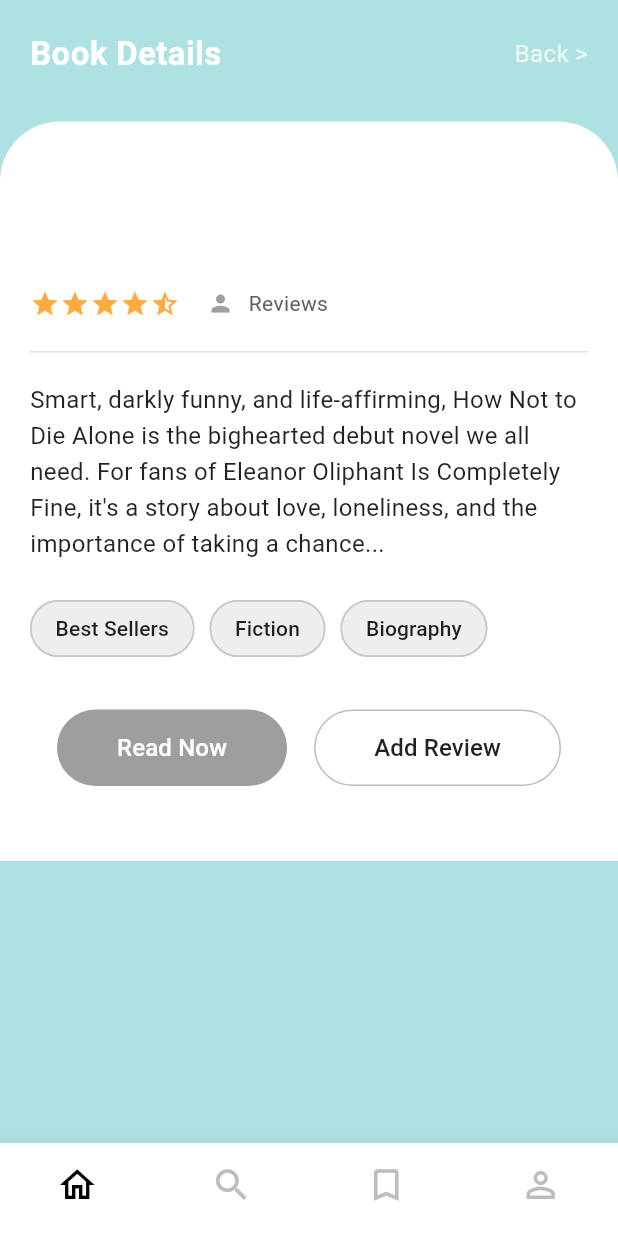
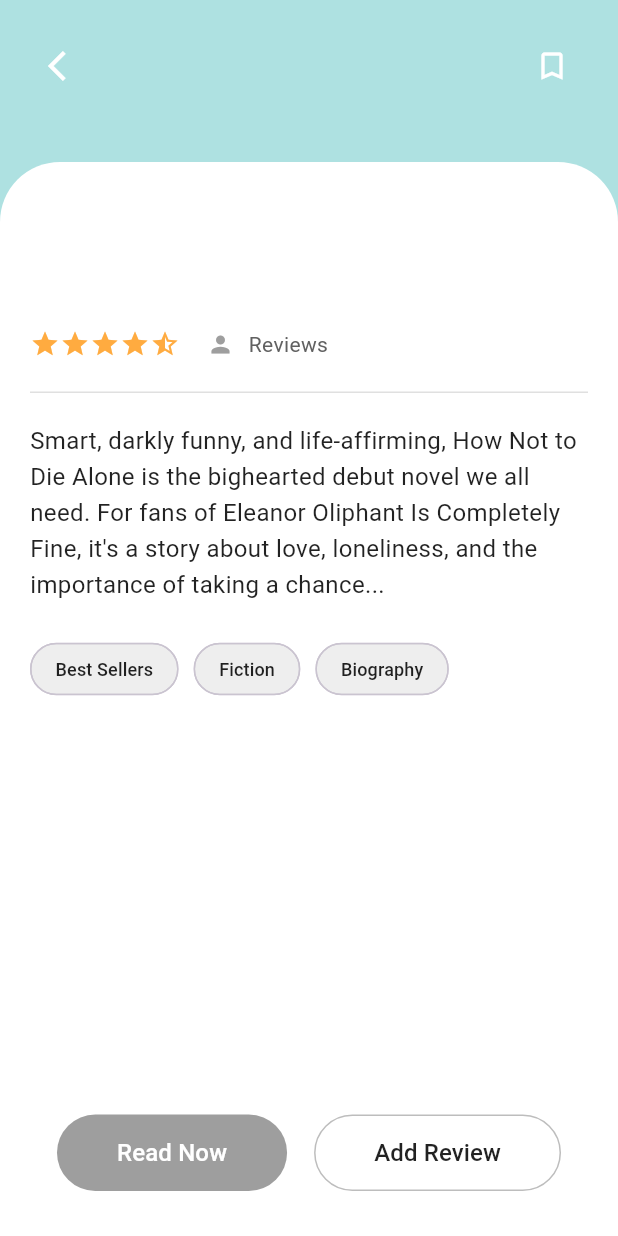
Before and after one commit to dustycd/readerapp_design, a Flutter app: the BookDetailsPage screen opened directly with empty values, on a phone screen of 412 x 824 dp. Run offline on Flutter 3.47's test engine with Material 3 defaults, Android fonts, the phone set to English and light mode, and no system bars.

Commit message:
fixed details of specific books, still need to implement a container image over the original container

```diff
--- a/lib/book_details_page.dart
+++ b/lib/book_details_page.dart
@@ -1,5 +1,4 @@
 import 'package:flutter/material.dart';
-import 'custom_bottom_navbar.dart';
 import 'model/book.dart';
 
 class BookDetailsPage extends StatefulWidget {
@@ -11,14 +10,7 @@ class BookDetailsPage extends StatefulWidget {
 }
 
 class BookDetailsPageState extends State<BookDetailsPage> {
-  int _currentIndex = 0;
   final Color topBackgroundColor = const Color(0xFFAEE1E1);
-
-  void _onTabTapped(int index) {
-    setState(() {
-      _currentIndex = index;
-    });
-  }
 
   @override
   Widget build(BuildContext context) {
@@ -26,47 +18,36 @@ class BookDetailsPageState extends State<BookDetailsPage> {
 
     return Scaffold(
       backgroundColor: topBackgroundColor,
-      bottomNavigationBar: CustomBottomNavBar(
-        currentIndex: _currentIndex,
-        onTap: _onTabTapped,
-      ),
       body: SafeArea(
-        child: SingleChildScrollView(
         child: Column(
           children: [
-              // Top Section: Mimic the style from books_list_page.dart
+            // Top icons row (arrow on left, bookmark on right)
             Padding(
-                padding: const EdgeInsets.only(
-                  left: 20, right: 20, top: 20, bottom: 10,
-                ),
+              padding: const EdgeInsets.symmetric(horizontal: 20, vertical: 20),
               child: Row(
                 mainAxisAlignment: MainAxisAlignment.spaceBetween,
                 children: [
-                    const Text(
-                      'Book Details',
-                      style: TextStyle(
-                        fontSize: 22,
-                        fontWeight: FontWeight.bold,
-                        color: Colors.white,
+                  IconButton(
+                    icon: const Icon(Icons.arrow_back_ios, color: Colors.white),
+                    onPressed: () {
+                      Navigator.pop(context);
+                    },
                   ),
-                    ),
-                    Text(
-                      'Back >',
-                      style: TextStyle(
-                        fontSize: 16,
-                        color: Colors.white.withOpacity(0.8),
-                      ),
+                  IconButton(
+                    icon: const Icon(Icons.bookmark_border, color: Colors.white),
+                    onPressed: () {
+                      // Handle bookmark action if needed
+                    },
                   ),
                 ],
               ),
             ),
 
-              // If you want to add avatars or similar to "New Reviews", replicate that here
-              // For now, let's just add some spacing
             const SizedBox(height: 20),
 
-              // White container similar to the one in books_list_page.dart
-              Container(
+            // White container filling the rest of the screen
+            Expanded(
+              child: Container(
                 width: double.infinity,
                 decoration: const BoxDecoration(
                   color: Colors.white,
@@ -77,6 +58,12 @@ class BookDetailsPageState extends State<BookDetailsPage> {
                 ),
                 child: Padding(
                   padding: const EdgeInsets.symmetric(horizontal: 20).copyWith(top: 35),
+                  child: Column(
+                    crossAxisAlignment: CrossAxisAlignment.start,
+                    children: [
+                      // Use SingleChildScrollView inside so content can scroll if needed.
+                      Expanded(
+                        child: SingleChildScrollView(
                           child: Column(
                             crossAxisAlignment: CrossAxisAlignment.start,
                             children: [
@@ -149,7 +136,7 @@ class BookDetailsPageState extends State<BookDetailsPage> {
                               ),
                               const SizedBox(height: 20),
 
-                      // Category Chips (Hardcoded for now)
+                              // Category Chips
                               Wrap(
                                 spacing: 10,
                                 runSpacing: 10,
@@ -160,9 +147,14 @@ class BookDetailsPageState extends State<BookDetailsPage> {
                                 ],
                               ),
 
+                              // Extra space before buttons
                               const SizedBox(height: 30),
+                            ],
+                          ),
+                        ),
+                      ),
 
-                      // Buttons
+                      // Buttons at the bottom
                       Row(
                         mainAxisAlignment: MainAxisAlignment.spaceEvenly,
                         children: [
@@ -174,7 +166,8 @@ class BookDetailsPageState extends State<BookDetailsPage> {
                                 borderRadius: BorderRadius.circular(30),
                               ),
                               padding: const EdgeInsets.symmetric(
-                                  horizontal: 40, vertical: 14),
+                                horizontal: 40, vertical: 14
+                              ),
                               elevation: 0,
                             ),
                             child: const Text(
@@ -190,7 +183,8 @@ class BookDetailsPageState extends State<BookDetailsPage> {
                               ),
                               side: BorderSide(color: Colors.grey.shade400),
                               padding: const EdgeInsets.symmetric(
-                                  horizontal: 40, vertical: 14),
+                                horizontal: 40, vertical: 14
+                              ),
                             ),
                             child: const Text(
                               'Add Review',
@@ -200,13 +194,13 @@ class BookDetailsPageState extends State<BookDetailsPage> {
                         ],
                       ),
 
-                      const SizedBox(height: 50),
+                      const SizedBox(height: 30),
                     ],
                   ),
                 ),
               ),
+            ),
           ],
-          ),
         ),
       ),
     );
@@ -216,7 +210,7 @@ class BookDetailsPageState extends State<BookDetailsPage> {
     return FilterChip(
       label: Text(
         label,
-        style: const TextStyle(fontSize: 14, color: Colors.black87),
+        style: const TextStyle(fontSize: 12, color: Colors.black87),
       ),
       selected: false,
       onSelected: (_) {},
--- a/lib/books_list_page.dart
+++ b/lib/books_list_page.dart
@@ -75,10 +75,10 @@ class BooksListPageState extends State<BooksListPage> {
     ),
   ];
 
-  // Scroll controller for horizontal scrolling chips
+
   final ScrollController _chipsScrollController = ScrollController();
   bool _showLeftFade = false;
-  bool _showRightFade = true; // Initially true because we can scroll to the right
+  bool _showRightFade = true;
 
   @override
   void initState() {
```
Lines whose indentation alone changed are shown as unchanged.
